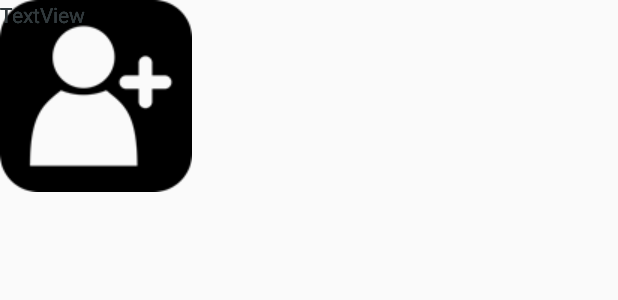
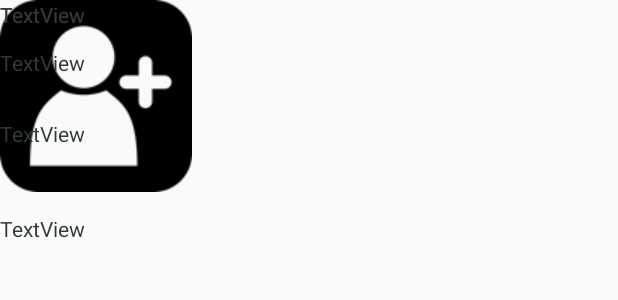
Before and after one commit to hayleeryan11/SpookyScarySightings, an Android app: the layout fragment_profile.xml on its own in the app's theme, with its tools: preview values and no code run, on a phone screen of 412 x 824 dp. Shown: the top 300 px of the screen. Run offline under Robolectric (Android 15) with nearby library versions, the phone set to English and light mode, and no system bars.

Commit message:
need readme

```diff
--- a/SpookyBoiz/app/src/main/res/layout/fragment_profile.xml
+++ b/SpookyBoiz/app/src/main/res/layout/fragment_profile.xml
@@ -18,25 +18,28 @@
         android:id="@+id/username"
         android:layout_width="wrap_content"
         android:layout_height="wrap_content"
+        android:layout_marginTop="32dp"
         android:text="TextView"
-        tools:layout_editor_absoluteX="207dp"
-        tools:layout_editor_absoluteY="42dp" />
+        app:layout_constraintTop_toTopOf="parent"
+        tools:layout_editor_absoluteX="207dp" />
 
     <TextView
         android:id="@+id/name"
         android:layout_width="wrap_content"
         android:layout_height="wrap_content"
+        android:layout_marginTop="28dp"
         android:text="TextView"
-        tools:layout_editor_absoluteX="207dp"
-        tools:layout_editor_absoluteY="85dp" />
+        app:layout_constraintTop_toBottomOf="@+id/username"
+        tools:layout_editor_absoluteX="207dp" />
 
     <TextView
         android:id="@+id/sightings"
         android:layout_width="wrap_content"
         android:layout_height="wrap_content"
+        android:layout_marginTop="44dp"
         android:text="TextView"
-        tools:layout_editor_absoluteX="207dp"
-        tools:layout_editor_absoluteY="142dp" />
+        app:layout_constraintTop_toBottomOf="@+id/name"
+        tools:layout_editor_absoluteX="207dp" />
 
     <TextView
         android:id="@+id/favorite"
```
Also changed, not shown: 1 other file.
